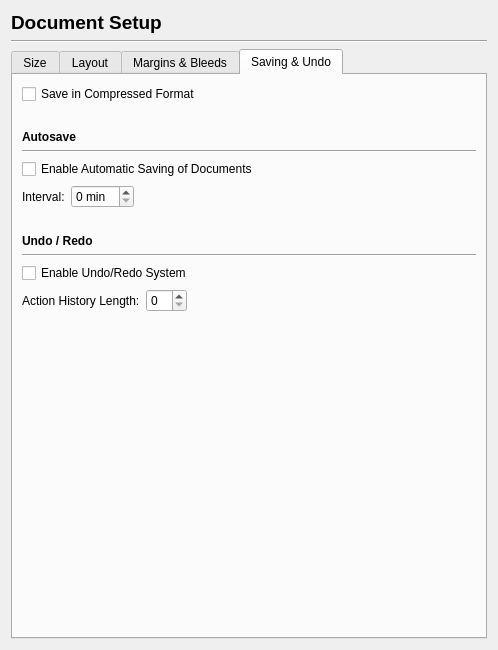
The window that scribus/ui/prefs_documentsetupbase.ui (scribusproject/scribus) describes before a commit, drawn with Qt 5.
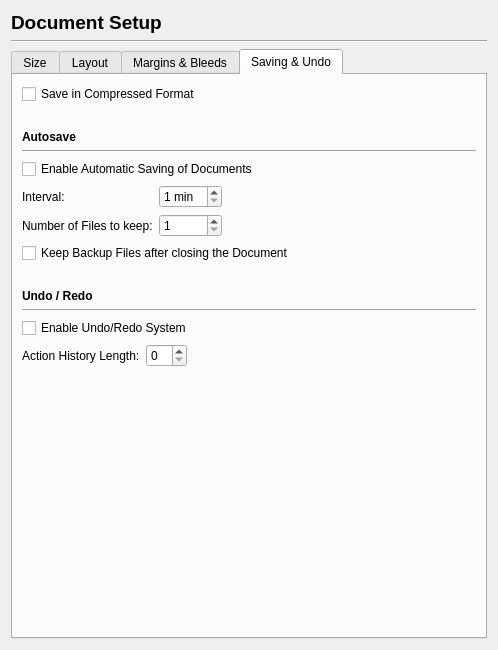
The same window after the commit. The open tabs and pages were chosen to show the change. Custom widgets are drawn as their Qt base class.

```diff
--- a/scribus/ui/prefs_documentsetupbase.ui
+++ b/scribus/ui/prefs_documentsetupbase.ui
@@ -13,7 +13,7 @@
   <property name="windowTitle">
    <string notr="true">Form</string>
   </property>
-  <layout class="QVBoxLayout" name="verticalLayout">
+  <layout class="QVBoxLayout" name="verticalLayout_2">
    <item>
     <widget class="QLabel" name="titleLabel">
      <property name="font">
@@ -479,7 +479,7 @@
       <attribute name="title">
        <string>Saving &amp;&amp; Undo</string>
       </attribute>
-      <layout class="QVBoxLayout" name="verticalLayout_2">
+      <layout class="QVBoxLayout" name="verticalLayout">
        <item>
         <widget class="QCheckBox" name="saveCompressedCheckBox">
          <property name="text">
@@ -533,18 +533,39 @@
        <item>
         <layout class="QHBoxLayout" name="horizontalLayout">
          <item>
+          <layout class="QFormLayout" name="formLayout_2">
+           <item row="0" column="0">
           <widget class="QLabel" name="label">
            <property name="text">
             <string>Interval:</string>
            </property>
           </widget>
          </item>
-         <item>
+           <item row="0" column="1">
           <widget class="QSpinBox" name="autosaveIntervalSpinBox">
            <property name="suffix">
             <string> min</string>
            </property>
-          </widget>
+             <property name="minimum">
+              <number>1</number>
+             </property>
+            </widget>
+           </item>
+           <item row="1" column="0">
+            <widget class="QLabel" name="label_2">
+             <property name="text">
+              <string>Number of Files to keep:</string>
+             </property>
+            </widget>
+           </item>
+           <item row="1" column="1">
+            <widget class="QSpinBox" name="autosaveCountSpinBox">
+             <property name="minimum">
+              <number>1</number>
+             </property>
+            </widget>
+           </item>
+          </layout>
          </item>
          <item>
           <spacer name="horizontalSpacer_2">
@@ -561,6 +582,13 @@
          </item>
         </layout>
        </item>
+       <item>
+        <widget class="QCheckBox" name="autosaveKeepCheckBox">
+         <property name="text">
+          <string>Keep Backup Files after closing the Document</string>
+         </property>
+        </widget>
+       </item>
        <item>
         <spacer name="verticalSpacer_7">
          <property name="orientation">
```
Left out of the diff: 4 changed lines with no effect on the pictures. Lines whose indentation alone changed are shown as unchanged.
